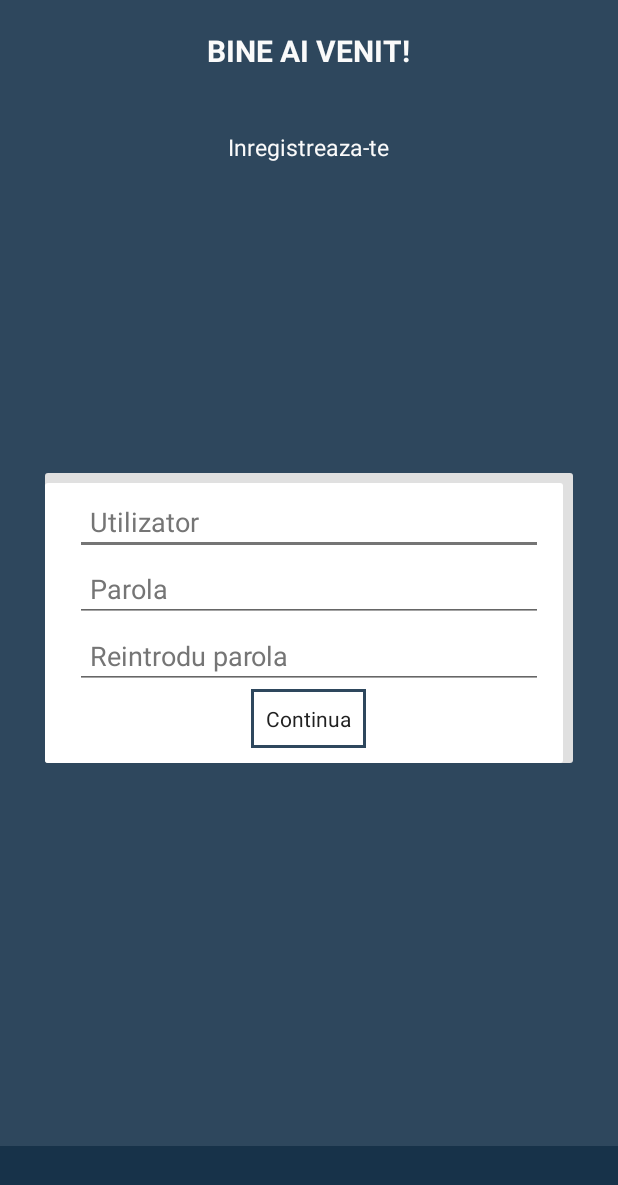
After one commit to mihaiAdascalitei/AIChatBot, an Android app: the RegisterActivity screen opened directly, with no data from a screen before it, on a phone screen of 412 x 824 dp. The commit adds this screen. Shown: the top 1185 px of the screen. Run offline under Robolectric (Android 15) with nearby library versions, the phone set to English and light mode, and no system bars; our stand-ins replace ButterKnife.

Commit message:
Dex crawler + register + partial api

```diff
--- a/app/build.gradle
+++ b/app/build.gradle
@@ -28,5 +28,8 @@ dependencies {
     compile 'com.android.support:recyclerview-v7:26.1.0'
     compile 'com.jakewharton:butterknife:8.8.1'
     annotationProcessor 'com.jakewharton:butterknife-compiler:8.8.1'
+    compile 'com.squareup.okhttp3:okhttp:3.9.1'
+    compile 'com.google.code.gson:gson:2.8.0'
+
 
 }
--- a/app/src/main/AndroidManifest.xml
+++ b/app/src/main/AndroidManifest.xml
@@ -1,6 +1,8 @@
 <?xml version="1.0" encoding="utf-8"?>
 <manifest xmlns:android="http://schemas.android.com/apk/res/android"
     package="com.project.mihai.aichatproject">
+
+    <uses-permission android:name="android.permission.INTERNET" />
 
     <application
         android:allowBackup="true"
@@ -17,6 +19,7 @@
             </intent-filter>
         </activity>
         <activity android:name=".gui.chat.view.ChatActivity" />
+        <activity android:name=".gui.register.view.RegisterActivity"></activity>
     </application>
 
 </manifest>
--- a/app/src/main/java/com/project/mihai/aichatproject/gui/chat/presenter/ChatPresenter.java
+++ b/app/src/main/java/com/project/mihai/aichatproject/gui/chat/presenter/ChatPresenter.java
@@ -10,6 +10,8 @@ import java.util.List;
 
 public interface ChatPresenter {
 
-    void onPostMessage(String message, List<ChatMessageModel> data);
+    void onPostMessage(String message, List<ChatMessageModel> data, int type);
+
+    void onRequestMessage(String message);
 
 }
--- a/app/src/main/java/com/project/mihai/aichatproject/gui/chat/view/ChatView.java
+++ b/app/src/main/java/com/project/mihai/aichatproject/gui/chat/view/ChatView.java
@@ -1,4 +1,8 @@
 package com.project.mihai.aichatproject.gui.chat.view;
+
+import com.project.mihai.aichatproject.model.ChatMessageModel;
+
+import java.util.List;
 
 /**
  * Created by adasc on 1/8/2018.
@@ -9,4 +13,6 @@ public interface ChatView {
 
     void onClearChatMessage();
 
+    void onPostMessageResponse(String message);
+
 }
--- a/app/src/main/java/com/project/mihai/aichatproject/gui/login/view/LoginActivity.java
+++ b/app/src/main/java/com/project/mihai/aichatproject/gui/login/view/LoginActivity.java
@@ -4,6 +4,7 @@ import android.content.Intent;
 import android.support.v4.content.ContextCompat;
 import android.support.v7.app.AppCompatActivity;
 import android.os.Bundle;
+import android.util.Log;
 import android.widget.EditText;
 import android.widget.ImageView;
 import android.widget.TextView;
@@ -12,6 +13,7 @@ import com.project.mihai.aichatproject.R;
 import com.project.mihai.aichatproject.gui.chat.view.ChatActivity;
 import com.project.mihai.aichatproject.gui.login.presenter.LoginPresenter;
 import com.project.mihai.aichatproject.gui.login.presenter.LoginPresenterImplementation;
+import com.project.mihai.aichatproject.gui.register.view.RegisterActivity;
 
 import butterknife.BindView;
 import butterknife.ButterKnife;
@@ -57,6 +59,10 @@ public class LoginActivity extends AppCompatActivity implements LoginView {
         presenter.login(etUsername.getText().toString(), etPassword.getText().toString());
     }
 
+    @OnClick(R.id.iv_button_add)
+    public void addButtonClickAction() {
+        startActivity(new Intent(LoginActivity.this, RegisterActivity.class));
+    }
 
     @Override
     public void setUsernameError() {
--- a/app/src/main/java/com/project/mihai/aichatproject/gui/login/view/LoginView.java
+++ b/app/src/main/java/com/project/mihai/aichatproject/gui/login/view/LoginView.java
@@ -6,6 +6,7 @@ package com.project.mihai.aichatproject.gui.login.view;
 
 public interface LoginView {
 
+
     void setUsernameError();
 
     void setPasswordError();
--- /dev/null
+++ b/app/src/main/java/com/project/mihai/aichatproject/gui/register/presenter/RegisterPresenter.java
@@ -0,0 +1,9 @@
+package com.project.mihai.aichatproject.gui.register.presenter;
+
+/**
+ * Created by adasc on 1/18/2018.
+ */
+
+public interface RegisterPresenter {
+    void connect(String username, String password, String repeatPassword);
+}
--- /dev/null
+++ b/app/src/main/java/com/project/mihai/aichatproject/gui/register/presenter/RegisterPresenterImplementation.java
@@ -0,0 +1,37 @@
+package com.project.mihai.aichatproject.gui.register.presenter;
+
+import com.project.mihai.aichatproject.gui.register.view.RegisterView;
+
+/**
+ * Created by adasc on 1/18/2018.
+ */
+
+public class RegisterPresenterImplementation implements RegisterPresenter {
+    RegisterView view;
+
+    public RegisterPresenterImplementation(RegisterView view) {
+        this.view = view;
+    }
+
+    @Override
+    public void connect(String username, String password, String repeatPassword) {
+        if (!(username.length() > 0) && !(password.length() > 0)) {
+            if (view != null) {
+                view.setUsernamePasswordError();
+                return;
+            }
+        }
+
+        if (!repeatPassword.equals(password)) {
+            if (view != null) {
+                view.setNotMatchingPasswordError();
+                return;
+            }
+
+        }
+        if (view != null) {
+            view.onSucces();
+        }
+
+    }
+}
--- /dev/null
+++ b/app/src/main/java/com/project/mihai/aichatproject/gui/register/view/RegisterActivity.java
@@ -0,0 +1,69 @@
+package com.project.mihai.aichatproject.gui.register.view;
+
+import android.content.Intent;
+import android.support.v7.app.AppCompatActivity;
+import android.os.Bundle;
+import android.widget.EditText;
+import android.widget.TextView;
+
+import com.project.mihai.aichatproject.R;
+import com.project.mihai.aichatproject.gui.login.view.LoginActivity;
+import com.project.mihai.aichatproject.gui.register.presenter.RegisterPresenter;
+import com.project.mihai.aichatproject.gui.register.presenter.RegisterPresenterImplementation;
+
+import butterknife.BindView;
+import butterknife.ButterKnife;
+import butterknife.OnClick;
+
+public class RegisterActivity extends AppCompatActivity implements RegisterView {
+
+    @BindView(R.id.tv_register_submit)
+    TextView tvRegisterSubmit;
+
+    @BindView(R.id.et_register_username)
+    EditText etRegisterUsername;
+
+    @BindView(R.id.et_register_password)
+    EditText etRegisterPassword;
+
+    @BindView(R.id.et_register_repeat_password)
+    EditText etRepeatPassword;
+
+    private RegisterPresenter presenter;
+
+    @Override
+    protected void onCreate(Bundle savedInstanceState) {
+        super.onCreate(savedInstanceState);
+        setContentView(R.layout.activity_register);
+        ButterKnife.bind(this);
+        initInstances();
+    }
+
+    private void initInstances() {
+        presenter = new RegisterPresenterImplementation(this);
+    }
+
+    @Override
+    public void onSucces() {
+        startActivity(new Intent(RegisterActivity.this, LoginActivity.class));
+    }
+
+    @Override
+    public void setUsernamePasswordError() {
+        etRegisterUsername.setError("Password and username must not be empty!");
+        etRegisterPassword.setError("Password and username must not be empty!");
+    }
+
+    @Override
+    public void setNotMatchingPasswordError() {
+        etRegisterPassword.setError("Passwords must be the same!");
+        etRepeatPassword.setError("Passwords must be the same!");
+    }
+
+    @OnClick(R.id.tv_register_submit)
+    public void registerSubmitClickACtion() {
+        presenter.connect(etRegisterUsername.getText().toString(),
+                etRegisterPassword.getText().toString(),
+                etRepeatPassword.getText().toString());
+    }
+}
--- /dev/null
+++ b/app/src/main/java/com/project/mihai/aichatproject/gui/register/view/RegisterView.java
@@ -0,0 +1,14 @@
+package com.project.mihai.aichatproject.gui.register.view;
+
+/**
+ * Created by adasc on 1/18/2018.
+ */
+
+public interface RegisterView {
+
+    void onSucces();
+
+    void setUsernamePasswordError();
+
+    void setNotMatchingPasswordError();
+}
--- /dev/null
+++ b/app/src/main/res/layout/activity_register.xml
@@ -0,0 +1,102 @@
+<?xml version="1.0" encoding="utf-8"?>
+<RelativeLayout xmlns:android="http://schemas.android.com/apk/res/android"
+    xmlns:app="http://schemas.android.com/apk/res-auto"
+    xmlns:tools="http://schemas.android.com/tools"
+    android:layout_width="match_parent"
+    android:layout_height="match_parent"
+    android:background="@color/center_wall"
+    tools:context="com.project.mihai.aichatproject.gui.login.view.LoginActivity">
+
+
+    <TextView
+        android:id="@+id/tv_register_center_title"
+        android:layout_width="wrap_content"
+        android:layout_height="wrap_content"
+        android:layout_centerHorizontal="true"
+        android:padding="20dp"
+        android:text="@string/login_title"
+        android:textColor="@color/white_gray"
+        android:textSize="20sp"
+        android:textStyle="bold" />
+
+    <TextView
+        android:id="@+id/tv_register_title"
+        android:layout_width="wrap_content"
+        android:layout_height="wrap_content"
+        android:layout_below="@id/tv_register_center_title"
+        android:layout_centerHorizontal="true"
+        android:padding="20dp"
+        android:text="Inregistreaza-te"
+        android:textAllCaps="false"
+        android:textColor="@color/white_gray"
+        android:textSize="15sp" />
+
+    <LinearLayout
+        android:layout_width="match_parent"
+        android:layout_height="wrap_content"
+        android:layout_centerInParent="true"
+        android:layout_marginLeft="30dp"
+        android:layout_marginRight="30dp"
+        android:background="@drawable/shadow_rectangle"
+        android:gravity="center"
+        android:orientation="vertical"
+        android:padding="10dp">
+
+
+        <EditText
+            android:id="@+id/et_register_username"
+            android:layout_width="match_parent"
+            android:layout_height="wrap_content"
+            android:layout_marginLeft="10dp"
+            android:layout_marginRight="10dp"
+            android:hint="@string/login_user_hint"
+            android:inputType="text"
+            android:padding="10dp"
+            android:textColor="@color/smooth_black"
+            android:textColorHint="@color/rust_gray" />
+
+        <EditText
+            android:id="@+id/et_register_password"
+            android:layout_width="match_parent"
+            android:layout_height="wrap_content"
+            android:layout_marginLeft="10dp"
+            android:layout_marginRight="10dp"
+            android:hint="@string/login_password_hint"
+            android:inputType="textPassword"
+            android:padding="10dp"
+            android:textColor="@color/smooth_black"
+            android:textColorHint="@color/rust_gray" />
+
+        <EditText
+            android:id="@+id/et_register_repeat_password"
+            android:layout_width="match_parent"
+            android:layout_height="wrap_content"
+            android:layout_marginLeft="10dp"
+            android:layout_marginRight="10dp"
+            android:hint="Reintrodu parola"
+            android:inputType="textPassword"
+            android:padding="10dp"
+            android:textColor="@color/smooth_black"
+            android:textColorHint="@color/rust_gray" />
+
+        <TextView
+            android:id="@+id/tv_register_submit"
+            android:layout_width="wrap_content"
+            android:layout_height="wrap_content"
+            android:background="@drawable/login_press_selector"
+            android:gravity="center"
+            android:padding="10dp"
+            android:text="Continua"
+            android:textColor="@color/text_press_selector" />
+
+
+    </LinearLayout>
+
+    <View
+        android:layout_width="match_parent"
+        android:layout_height="60dp"
+        android:layout_alignParentBottom="true"
+        android:background="@color/bottom_floor" />
+
+
+</RelativeLayout>
```
Also changed, not shown: app/src/main/java/com/project/mihai/aichatproject/gui/chat/presenter/ChatPresenterImplementation.java (+46 -2 lines), app/src/main/java/com/project/mihai/aichatproject/gui/chat/view/ChatActivity.java (+20 -1 lines), app/src/main/java/com/project/mihai/aichatproject/model/HttpMethods.java (added, +9 -0 lines), app/src/main/java/com/project/mihai/aichatproject/request/ServerRequest.java (added, +84 -0 lines), app/src/main/java/com/project/mihai/aichatproject/singleton/RequestSingleton.java (added, +57 -0 lines), app/src/main/java/com/project/mihai/aichatproject/utils/ChatUtils.java (+23 -0 lines).
